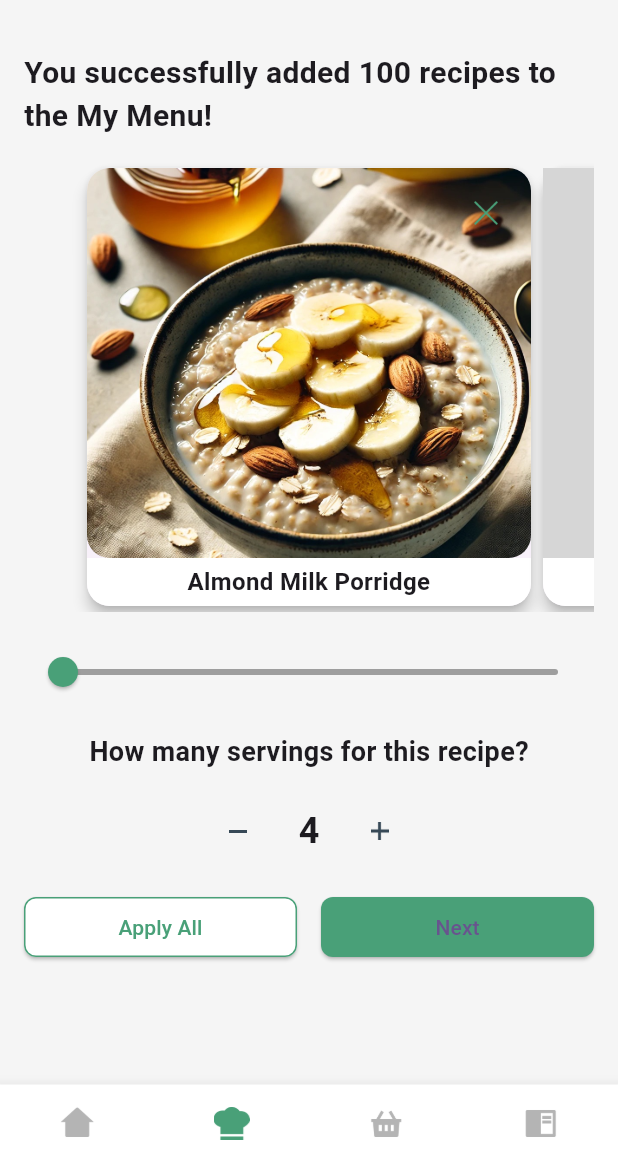
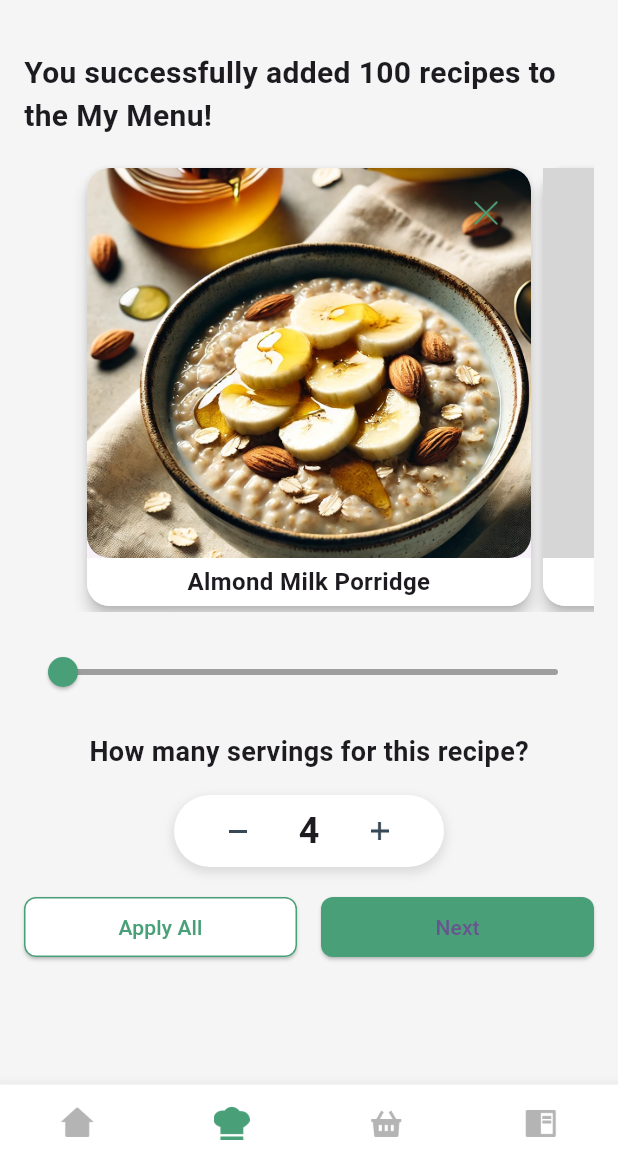
Before and after one commit to aadityayadav17/binarybandits, a Flutter app: the RecipeOverviewScreen screen opened directly, on a phone screen of 412 x 824 dp, the part 63-1236 px from its top. Run offline on Flutter 3.47's test engine with Material 3 defaults, Android fonts, the phone set to English and light mode, and no system bars; our stand-ins replace country_code_picker, dropdown_button2, firebase_core, google_fonts; accounts and stored records are empty; grey boxes are pictures that could not be loaded.

Commit message:
Recipe Overview (20/n) - Add/Minus Buttons Background

```diff
--- a/lib/screens/recipe_overview_screen.dart
+++ b/lib/screens/recipe_overview_screen.dart
@@ -221,7 +221,29 @@ class _RecipeOverviewScreenState extends State<RecipeOverviewScreen> {
                       ),
                     ),
                     const SizedBox(height: 16),
-                    Row(
+                    Center(
+                      child: Container(
+                        decoration: BoxDecoration(
+                          color: Colors
+                              .white, // Background color for the rounded rectangle
+                          borderRadius:
+                              BorderRadius.circular(24), // Rounded corners
+                          boxShadow: [
+                            BoxShadow(
+                              color: Colors.grey.withOpacity(
+                                  0.3), // Optional shadow for depth
+                              spreadRadius: 1,
+                              blurRadius: 5,
+                              offset: const Offset(0, 3), // Shadow positioning
+                            ),
+                          ],
+                        ),
+                        constraints: BoxConstraints(
+                          minWidth: 150, // Minimum width to cover the buttons
+                          maxWidth:
+                              180, // Maximum width to prevent it from stretching too much
+                        ),
+                        child: Row(
                           mainAxisAlignment: MainAxisAlignment.center,
                           children: [
                             IconButton(
@@ -258,6 +280,8 @@ class _RecipeOverviewScreenState extends State<RecipeOverviewScreen> {
                               },
                             ),
                           ],
+                        ),
+                      ),
                     ),
                     const SizedBox(height: 16),
                     Row(
```
Lines whose indentation alone changed are shown as unchanged.
